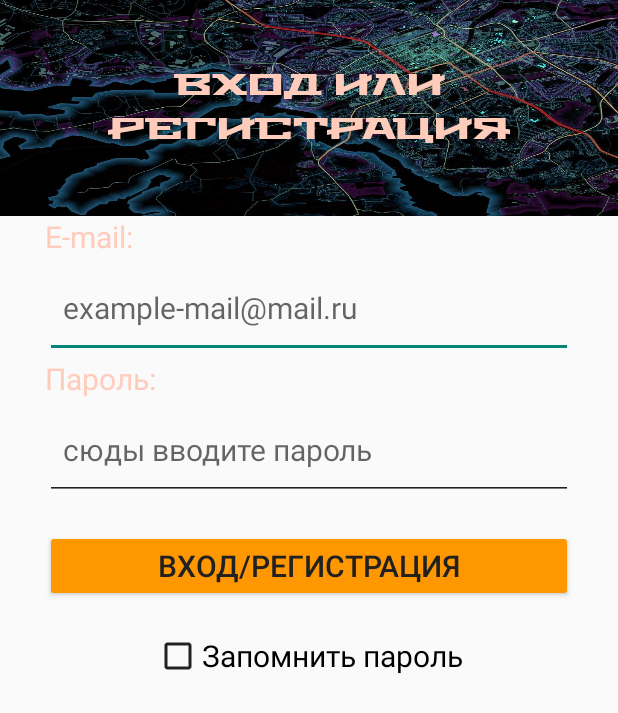
After one commit to sozmi/dispatcher, an Android app: the layout activity_login.xml on its own in the app's theme, with its tools: preview values and no code run, on a phone screen of 412 x 824 dp. The commit adds this screen. Shown: the top 713 px of the screen. Run offline under Robolectric (Android 15) with nearby library versions, the phone set to English and light mode, and no system bars.

Commit message:
add base login activity

```diff
--- a/app/build.gradle
+++ b/app/build.gradle
@@ -31,6 +31,9 @@ android {
     }
     namespace 'com.sozmi.dispetcher'
     buildToolsVersion '33.0.0'
+    buildFeatures {
+        viewBinding true
+    }
 }
 
 dependencies {
@@ -38,6 +41,9 @@ dependencies {
     implementation 'androidx.appcompat:appcompat:1.5.1'
     implementation 'com.google.android.material:material:1.6.1'
     implementation 'androidx.constraintlayout:constraintlayout:2.1.4'
+    implementation 'androidx.annotation:annotation:1.5.0'
+    implementation 'androidx.lifecycle:lifecycle-livedata-ktx:2.5.1'
+    implementation 'androidx.lifecycle:lifecycle-viewmodel-ktx:2.5.1'
     testImplementation 'junit:junit:4.13.2'
     androidTestImplementation 'androidx.test.ext:junit:1.1.3'
     androidTestImplementation 'androidx.test.espresso:espresso-core:3.4.0'
--- /dev/null
+++ b/app/src/main/res/layout/activity_login.xml
@@ -0,0 +1,69 @@
+<?xml version="1.0" encoding="utf-8"?>
+<LinearLayout
+    xmlns:android="http://schemas.android.com/apk/res/android"
+    xmlns:tools="http://schemas.android.com/tools"
+    android:layout_width="match_parent"
+    android:layout_height="match_parent"
+    android:orientation="vertical"
+    tools:context=".LoginActivity">
+
+    <TextView
+        android:layout_width="match_parent"
+        android:layout_height="144dp"
+        android:background="@drawable/dispetcher_map"
+        android:fontFamily="@font/stalinist_one"
+        android:gravity="center"
+        android:text="@string/login_text"
+        android:textColor="@color/light_primary_color"/>
+
+    <TextView
+        android:layout_width="match_parent"
+        android:layout_marginHorizontal="30dp"
+        android:layout_height="wrap_content"
+        android:text="E-mail:"
+        android:textColor="@color/light_primary_color" />
+    <EditText
+        android:id="@+id/username"
+        android:layout_width="match_parent"
+        android:layout_height="wrap_content"
+        android:ems="10"
+        android:hint="example-mail@mail.ru"
+        android:imeOptions="actionGo"
+        android:paddingHorizontal="12dp"
+        android:paddingVertical="20dp"
+        android:layout_marginHorizontal="30dp"
+        android:inputType="textEmailAddress"
+        android:autofillHints="" />
+    <TextView
+        android:layout_width="match_parent"
+        android:layout_marginHorizontal="30dp"
+        android:layout_height="wrap_content"
+        android:text="Пароль:"
+        android:textColor="@color/light_primary_color"
+        />
+    <EditText
+        android:id="@+id/editText_password"
+        android:layout_width="match_parent"
+        android:layout_height="wrap_content"
+        android:hint="сюды вводите пароль"
+        android:inputType="textPassword"
+        android:paddingHorizontal="12dp"
+        android:paddingVertical="20dp"
+        android:layout_marginHorizontal="30dp"
+        />
+
+    <Button
+        android:id="@+id/login_btn"
+        android:layout_width="match_parent"
+        android:layout_height="wrap_content"
+        android:text="Вход/регистрация"
+        android:layout_marginHorizontal="30dp"
+        android:layout_marginVertical="20dp"
+        android:textColor="@color/text_primary" />
+<CheckBox
+    android:layout_width="wrap_content"
+    android:layout_height="wrap_content"
+    android:text="Запомнить пароль"
+    android:layout_gravity="center" />
+
+</LinearLayout>
--- a/app/src/main/res/values-night/themes.xml
+++ b/app/src/main/res/values-night/themes.xml
@@ -1,6 +1,3 @@
 <resources>
     <!-- Base application theme. -->
-    <style name="main_theme" parent="Theme.MaterialComponents.DayNight.DarkActionBar">
-
-    </style>
 </resources>
--- a/app/src/main/res/values/colors.xml
+++ b/app/src/main/res/values/colors.xml
@@ -6,14 +6,8 @@
     <color name="primary_color">#FF5722</color>
     <color name="primary_accent_color">#FFC107</color>
     <!--Secondary brand color of the application-->
-    <color name="secondary_color">#FF9800</color>
-    <color name="secondary_light_color">#FFE0B2</color>
 
     <!--Other surface colors and red for error color-->
-    <color name="black">#000000</color>
-    <color name="white">#FFFFFF</color>
 
     <color name="text_primary">#212121</color>
-    <color name="text_primary_secondary">#757575</color>
-    <color name="text_primary_divider">#BDBDBD</color>
 </resources>
```
Also changed, not shown: app/src/main/AndroidManifest.xml (+13 -1 lines), app/src/main/java/com/sozmi/dispetcher/LoginActivity.java (added, +100 -0 lines), app/src/main/res/layout/activity_main.xml (+3 -10 lines), app/src/main/res/values/strings.xml (+12 -0 lines), app/src/main/res/drawable-nodpi/dispetcher_map.jpg (added), app/src/main/res/font/stalinist_one.ttf (added), 1 other file.
